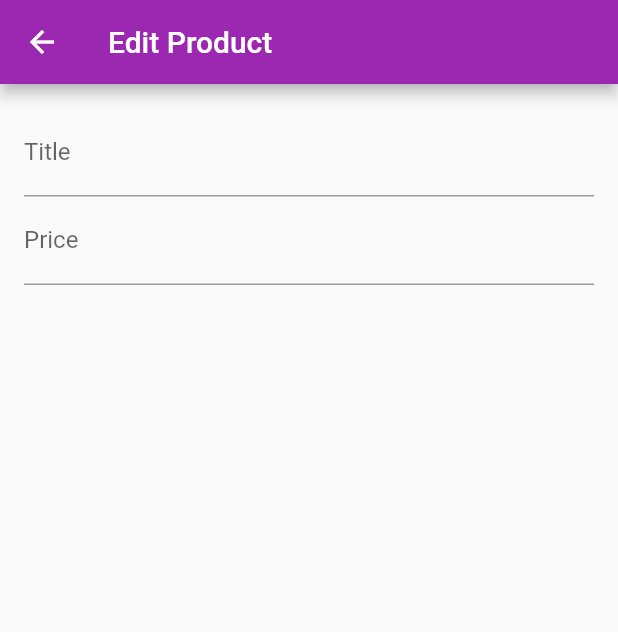
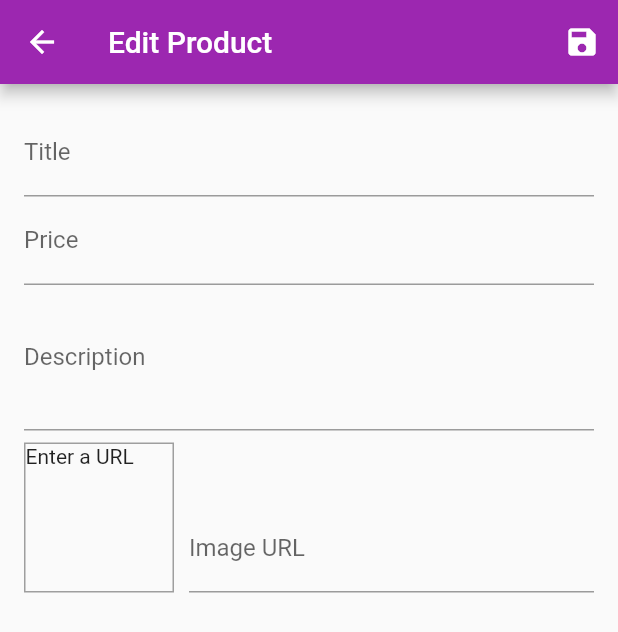
Before and after one commit to suelencn/Shopp_app, a Flutter app: the EditProductPage screen opened by its route, on a phone screen of 412 x 824 dp. Shown: the top 632 px of the screen. Run offline on Flutter 3.47's test engine with Material 2 defaults, Android fonts, the phone set to English and light mode, and no system bars; missing offline and left inert: dart:ffi; network calls fail.

Commit message:
add validator Form

```diff
--- a/lib/pages/editProduct_page.dart
+++ b/lib/pages/editProduct_page.dart
@@ -1,4 +1,8 @@
+import 'dart:ffi';
+
 import 'package:flutter/material.dart';
+
+import '../providers/product.dart';
 
 class EditProductPage extends StatefulWidget {
   static const routeName = '/edit-product';
@@ -8,16 +12,49 @@ class EditProductPage extends StatefulWidget {
 
 class _EditProductPageState extends State<EditProductPage> {
   final _priceFocusNode = FocusNode();
+  final _descriptionFocusNode = FocusNode();
+  final _imageUrlController = TextEditingController();
+  final _form = GlobalKey<FormState>();
+  var _editedProduct = Product(
+    id: '',
+    title: '',
+    description: '',
+    price: 0,
+    imageUrl: '',
+  );
+
+  @override
+  void dispose() {
+    _priceFocusNode.dispose();
+    _descriptionFocusNode.dispose();
+    _imageUrlController.dispose();
+    super.dispose();
+  }
+
+  void _saveForm() {
+    final isValid = _form.currentState!.validate();
+    if (!isValid) {
+      return;
+    }
+    _form.currentState!.save();
+  }
 
   @override
   Widget build(BuildContext context) {
     return Scaffold(
       appBar: AppBar(
         title: const Text('Edit Product'),
+        actions: [
+          IconButton(
+            onPressed: _saveForm,
+            icon: const Icon(Icons.save),
+          )
+        ],
       ),
       body: Padding(
         padding: const EdgeInsets.all(16.0),
         child: Form(
+          key: _form,
           child: ListView(
             children: [
               TextFormField(
@@ -27,15 +64,131 @@ class _EditProductPageState extends State<EditProductPage> {
                 onFieldSubmitted: (_) {
                   FocusScope.of(context).requestFocus(_priceFocusNode);
                 },
+                validator: (value) {
+                  if (value == '') {
+                    return 'Please provide a title.';
+                  }
+                  return null;
+                },
+                onSaved: (value) {
+                  _editedProduct = Product(
+                    title: value as String,
+                    price: _editedProduct.price,
+                    description: _editedProduct.description,
+                    imageUrl: _editedProduct.imageUrl,
+                    id: _editedProduct.id,
+                  );
+                },
               ),
               TextFormField(
                 decoration: const InputDecoration(labelText: 'Price'),
                 textInputAction: TextInputAction.next,
                 keyboardType: TextInputType.number,
                 focusNode: _priceFocusNode,
+                onFieldSubmitted: (_) {
+                  FocusScope.of(context).requestFocus(_descriptionFocusNode);
+                },
+                validator: (value) {
+                  if (value == '') {
+                    return 'Please enter a price.';
+                  }
+                  if (double.tryParse(value as String) == null) {
+                    return 'Please enter a valid number';
+                  }
+                  if (double.parse(value) <= 0) {
+                    return 'Please a enter a number greater than zero.';
+                  }
+                  return null;
+                },
+                onSaved: (value) {
+                  _editedProduct = Product(
+                    title: _editedProduct.title,
+                    price: double.parse(value as String),
+                    description: _editedProduct.description,
+                    imageUrl: _editedProduct.imageUrl,
+                    id: _editedProduct.id,
+                  );
+                },
+              ),
+              TextFormField(
+                decoration: const InputDecoration(labelText: 'Description'),
+                maxLines: 3,
+                keyboardType: TextInputType.multiline,
+                focusNode: _descriptionFocusNode,
+                validator: (value) {
+                  if (value == '') {
+                    return 'Please provide a description.';
+                  }
+                  return null;
+                },
+                onSaved: (value) {
+                  _editedProduct = Product(
+                    title: _editedProduct.title,
+                    price: _editedProduct.price,
+                    description: value as String,
+                    imageUrl: _editedProduct.imageUrl,
+                    id: _editedProduct.id,
+                  );
+                },
+              ),
+              Row(
+                crossAxisAlignment: CrossAxisAlignment.end,
+                children: [
+                  Container(
+                    width: 100,
+                    height: 100,
+                    margin: const EdgeInsets.only(
+                      top: 8,
+                      right: 10,
+                    ),
+                    decoration: BoxDecoration(
+                      border: Border.all(
+                        width: 1,
+                        color: Colors.grey,
+                      ),
+                    ),
+                    child: _imageUrlController.text.isEmpty
+                        ? const Text('Enter a URL')
+                        : FittedBox(
+                            fit: BoxFit.contain,
+                            child: Image.network(_imageUrlController.text),
+                          ),
+                  ),
+                  Expanded(
+                    child: TextFormField(
+                      decoration: const InputDecoration(labelText: 'Image URL'),
+                      keyboardType: TextInputType.url,
+                      textInputAction: TextInputAction.done,
+                      controller: _imageUrlController,
+                      onEditingComplete: () {
+                        setState(() {});
+                      },
+                      validator: (value) {
+                        if (value == '') {
+                          return 'Please provide a description.';
+                        }
+                        if (!value!.startsWith('http') &&
+                            !value.startsWith('https')) {
+                          return 'Please enter a valid URL';
+                        }
+                        return null;
+                      },
+                      onSaved: (value) {
+                        _editedProduct = Product(
+                          title: _editedProduct.title,
+                          price: _editedProduct.price,
+                          description: _editedProduct.description,
+                          imageUrl: value as String,
+                          id: _editedProduct.id,
+                        );
+                      },
+                    ),
                   ),
                 ],
-        )),
+              ),
+            ],
+          ),
+        ),
       ),
     );
   }
```
Lines whose indentation alone changed are shown as unchanged.
